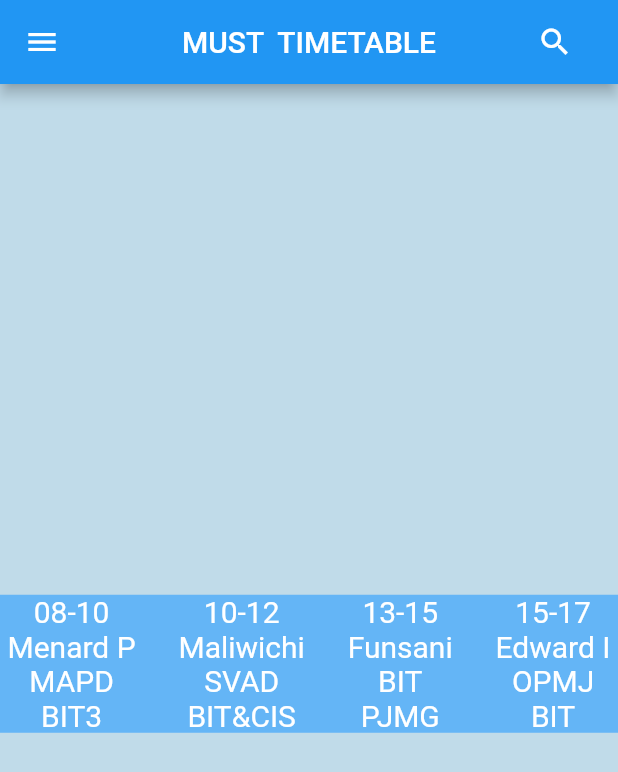
After one commit to shadkasera/must_online, a Flutter app: the LecturePage screen opened directly, on a phone screen of 412 x 824 dp. The commit adds this screen. Shown: the top 772 px of the screen. Run offline on Flutter 3.47's test engine with Material 2 defaults, Android fonts, the phone set to English and light mode, and no system bars; our stand-ins replace firebase_auth, firebase_core; accounts and stored records are empty; network calls fail.

Commit message:
updated files

```diff
--- /dev/null
+++ b/lib/pages/lecturer_timetable.dart
@@ -0,0 +1,250 @@
+import 'package:flutter/material.dart';
+import 'package:firebase_auth/firebase_auth.dart';
+
+class LecturePage extends StatelessWidget {
+  const LecturePage({super.key});
+
+  @override
+  Widget build(BuildContext context) {
+    final user = FirebaseAuth.instance.currentUser!;
+    return Scaffold(
+      appBar: AppBar(
+        backgroundColor: Colors.blue[500],
+        leading: Builder(
+          builder: (BuildContext context) {
+            return IconButton(
+              icon: const Icon(Icons.menu),
+              onPressed: () {
+                Scaffold.of(context).openDrawer();
+              },
+            );
+          },
+        ),
+        title: const Text('MUST  TIMETABLE'),
+        centerTitle: true,
+        actions: const [
+          Padding(
+            padding: EdgeInsets.only(right: 30),
+            child: Icon(
+              Icons.search,
+            ),
+          )
+        ],
+      ),
+      backgroundColor: const Color(0xffc0dbe9),
+      drawer: Drawer(
+        child: ListView(
+          padding: EdgeInsets.zero,
+          children: [
+            DrawerHeader(
+              decoration: const BoxDecoration(
+                color: Colors.blue,
+              ),
+              child: Column(
+                children: [
+                  const Icon(
+                    Icons.person,
+                    color: Colors.white,
+                    size: 50,
+                  ),
+                  Text(
+                    user.email!,
+                    style: const TextStyle(
+                      color: Colors.white,
+                    ),
+                  ),
+                ],
+              ),
+            ),
+            ListTile(
+              leading: const Icon(Icons.home),
+              title: const Text('Home'),
+              onTap: () {
+                // Update the UI
+              },
+            ),
+            ListTile(
+              leading: const Icon(
+                Icons.logout,
+              ),
+              title: const Text('Log out'),
+              onTap: () {
+                // Update the UI
+                FirebaseAuth.instance.signOut();
+              },
+            ),
+          ],
+        ),
+      ),
+      body: SafeArea(
+        child: Center(
+          child: SingleChildScrollView(
+            child: Column(
+              mainAxisAlignment: MainAxisAlignment.center,
+              crossAxisAlignment: CrossAxisAlignment.stretch,
+              children: [
+                //title with fixed items
+
+                const SizedBox(
+                  height: 5,
+                ),
+                //another field
+                Container(
+                  decoration: BoxDecoration(color: Colors.blue[300]),
+                  child: Row(
+                    mainAxisAlignment: MainAxisAlignment.spaceBetween,
+                    children: [
+                      Padding(
+                        padding: const EdgeInsets.symmetric(horizontal: 5),
+                        child: Column(
+                          children: const [
+                            Text(
+                              '08-10',
+                              style: TextStyle(
+                                fontSize: 20,
+                                color: Colors.white,
+                              ),
+                            ),
+                            Text(
+                              'Menard P',
+                              style: TextStyle(
+                                fontSize: 20,
+                                color: Colors.white,
+                              ),
+                            ),
+                            Text(
+                              'MAPD',
+                              style: TextStyle(
+                                fontSize: 20,
+                                color: Colors.white,
+                              ),
+                            ),
+                            Text(
+                              'BIT3',
+                              style: TextStyle(
+                                fontSize: 20,
+                                color: Colors.white,
+                              ),
+                            ),
+                          ],
+                        ),
+                      ),
+                      Padding(
+                        padding: const EdgeInsets.symmetric(horizontal: 5),
+                        child: Column(
+                          children: const [  Text(
+                              '10-12',
+                              style: TextStyle(
+                                fontSize: 20,
+                                color: Colors.white,
+                              ),
+                            ),
+                            Text(
+                              'Maliwichi',
+                              style: TextStyle(
+                                fontSize: 20,
+                                color: Colors.white,
+                              ),
+                            ),
+                            Text(
+                              'SVAD',
+                              style: TextStyle(
+                                fontSize: 20,
+                                color: Colors.white,
+                              ),
+                            ),
+                            Text(
+                              'BIT&CIS',
+                              style: TextStyle(
+                                fontSize: 20,
+                                color: Colors.white,
+                              ),
+                            ),
+                          ],
+                        ),
+                      ),
+                      Padding(
+                        padding: const EdgeInsets.symmetric(horizontal: 5),
+                        child: Column(
+                          children: const [ Text(
+                              '13-15',
+                              style: TextStyle(
+                                fontSize: 20,
+                                color: Colors.white,
+                              ),
+                            ),
+                            Text(
+                              'Funsani',
+                              style: TextStyle(
+                                fontSize: 20,
+                                color: Colors.white,
+                              ),
+                            ),
+                            Text(
+                              'BIT',
+                              style: TextStyle(
+                                fontSize: 20,
+                                color: Colors.white,
+                              ),
+                            ),
+                            Text(
+                              'PJMG',
+                              style: TextStyle(
+                                fontSize: 20,
+                                color: Colors.white,
+                              ),
+                            ),
+                          ],
+                        ),
+                      ),
+                      Padding(
+                        padding: const EdgeInsets.symmetric(horizontal: 5),
+                        child: Column(
+                          children: const [ Text(
+                              '15-17',
+                              style: TextStyle(
+                                fontSize: 20,
+                                color: Colors.white,
+                              ),
+                            ),
+                            Text(
+                              'Edward I',
+                              style: TextStyle(
+                                fontSize: 20,
+                                color: Colors.white,
+                              ),
+                            ),
+                            Text(
+                              'OPMJ',
+                              style: TextStyle(
+                                fontSize: 20,
+                                color: Colors.white,
+                              ),
+                            ),
+                            Text(
+                              'BIT',
+                              style: TextStyle(
+                                fontSize: 20,
+                                color: Colors.white,
+                              ),
+                            ),
+                          ],
+                        ),
+                      ),
+                    ],
+                  ),
+                ),
+
+                //one field
+
+                //another field
+
+                //register
+              ],
+            ),
+          ),
+        ),
+      ),
+    );
+  }
+}
--- a/pubspec.yaml
+++ b/pubspec.yaml
@@ -38,6 +38,7 @@ dependencies:
   flutter_slider_drawer: ^2.1.3
   firebase_core: ^2.9.0
   firebase_auth: ^4.4.0
+
 
 dev_dependencies:
   flutter_test:
```
Also changed, not shown: lib/pages/homescreen.dart (+21 -17 lines), lib/pages/login.dart (+18 -11 lines), lib/pages/timetables.dart (added, +102 -0 lines).
